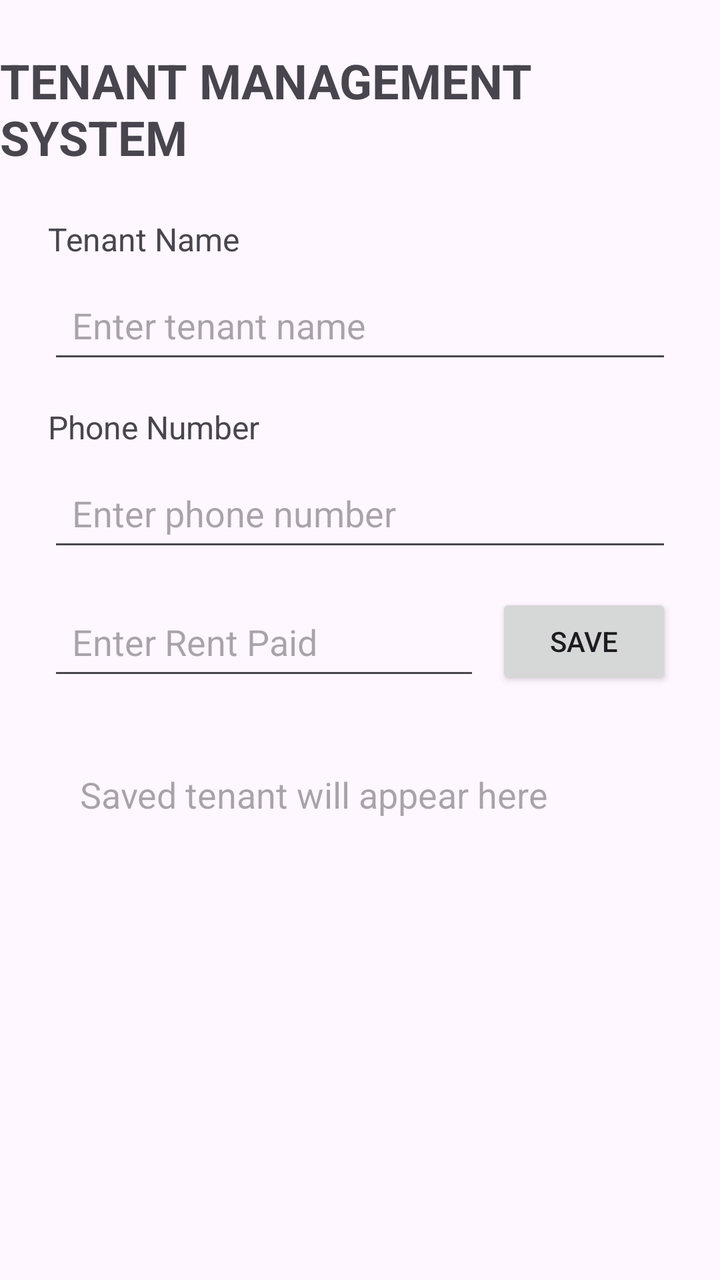
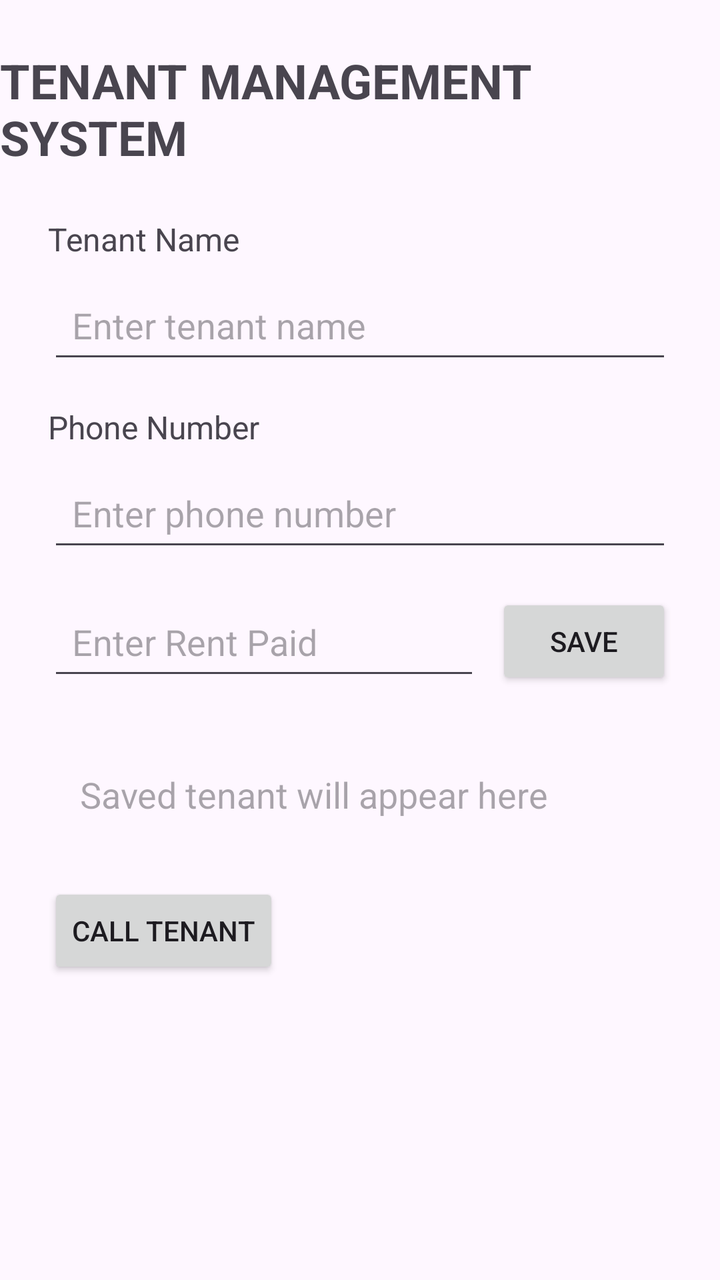

Screens rendered from an Android XML layout before and after an edit, with the pre-edit source and the edit as a unified diff.
<!-- AndroidManifest.xml: application theme Theme.TenantManagementSystem -->
<!-- res/layout/activity_main.xml -->
<?xml version="1.0" encoding="utf-8"?>
    <layout xmlns:android="http://schemas.android.com/apk/res/android"
    xmlns:app="http://schemas.android.com/apk/res-auto">

    <data>
        <variable
            name="tenant"
            type="com.example.tenantmanagementsystemgroupa.Tenant" />
    </data>

    <androidx.constraintlayout.widget.ConstraintLayout
        android:layout_width="match_parent"
        android:layout_height="match_parent">

        <TextView
            android:id="@+id/titleTextView"
            android:layout_width="wrap_content"
            android:layout_height="wrap_content"
            android:text="TENANT MANAGEMENT SYSTEM"
            android:textSize="24sp"
            android:textStyle="bold"
            android:layout_marginTop="24dp"
            app:layout_constraintTop_toTopOf="parent"
            app:layout_constraintStart_toStartOf="parent"
            app:layout_constraintEnd_toEndOf="parent" />

        <TextView
            android:id="@+id/tenantNameLabel"
            android:layout_width="wrap_content"
            android:layout_height="wrap_content"
            android:text="Tenant Name"
            android:textSize="16sp"
            android:layout_marginTop="24dp"
            android:layout_marginStart="24dp"
            app:layout_constraintTop_toBottomOf="@id/titleTextView"
            app:layout_constraintStart_toStartOf="parent" />

        <EditText
            android:id="@+id/tenantNameEditText"
            android:layout_width="0dp"
            android:layout_height="wrap_content"
            android:hint="Enter tenant name"
            android:minHeight="48dp"
            android:padding="12dp"
            android:layout_marginTop="8dp"


            android:layout_marginStart="24dp"
            android:layout_marginEnd="24dp"
            app:layout_constraintTop_toBottomOf="@id/tenantNameLabel"
            app:layout_constraintStart_toStartOf="parent"
            app:layout_constraintEnd_toEndOf="parent" />

        <TextView
            android:id="@+id/phoneLabel"
            android:layout_width="wrap_content"
            android:layout_height="wrap_content"
            android:text="Phone Number"
            android:textSize="16sp"
            android:layout_marginTop="16dp"
            android:layout_marginStart="24dp"
            app:layout_constraintTop_toBottomOf="@id/tenantNameEditText"
            app:layout_constraintStart_toStartOf="parent" />

        <EditText
            android:id="@+id/phoneEditText"
            android:layout_width="0dp"
            android:layout_height="wrap_content"
            android:hint="Enter phone number"
            android:inputType="phone"
            android:minHeight="48dp"
            android:padding="12dp"
            android:layout_marginTop="8dp"
            android:layout_marginStart="24dp"
            android:layout_marginEnd="24dp"
            app:layout_constraintTop_toBottomOf="@id/phoneLabel"
            app:layout_constraintStart_toStartOf="parent"
            app:layout_constraintEnd_toEndOf="parent" />

        <EditText
            android:id="@+id/rentEditText"
            android:layout_width="0dp"
            android:layout_height="wrap_content"
            android:hint="Enter Rent Paid"
            android:inputType="numberDecimal"
            android:minHeight="48dp"
            android:padding="12dp"
            android:layout_marginStart="24dp"
            android:layout_marginTop="16dp"
            android:layout_marginEnd="8dp"
            app:layout_constraintTop_toBottomOf="@id/phoneEditText"
            app:layout_constraintStart_toStartOf="parent"
            app:layout_constraintEnd_toStartOf="@id/saveButton" />

        <Button
            android:id="@+id/saveButton"
            android:layout_width="wrap_content"
            android:layout_height="wrap_content"
            android:text="SAVE"
            android:layout_marginEnd="24dp"
            app:layout_constraintTop_toTopOf="@id/rentEditText"
            app:layout_constraintEnd_toEndOf="parent" />

        <TextView
            android:id="@+id/tenantResultTextView"
            android:layout_width="0dp"
            android:layout_height="wrap_content"
            android:text="@{tenant.summary()}"
            android:hint="Saved tenant will appear here"
            android:textSize="18sp"
            android:padding="16dp"
            android:layout_margin="24dp"
            app:layout_constraintTop_toBottomOf="@id/rentEditText"
            app:layout_constraintStart_toStartOf="parent"
            app:layout_constraintEnd_toEndOf="parent" />


    </androidx.constraintlayout.widget.ConstraintLayout>
</layout>
<!-- resources referenced by this layout -->
<resources>
  <style name="Theme.TenantManagementSystem" parent="Base.Theme.TenantManagementSystem" />
  <style name="Base.Theme.TenantManagementSystem" parent="Theme.Material3.DayNight.NoActionBar">
          
          
      </style>
</resources>

<!-- the commit's change to res/layout/activity_main.xml (unified diff, before → after) -->
@@ -5,7 +5,7 @@
     <data>
         <variable
             name="tenant"
-            type="com.example.tenantmanagementsystemgroupa.Tenant" />
+            type="com.example.tenantmanagementsystem.Tenant" />
     </data>
 
     <androidx.constraintlayout.widget.ConstraintLayout
@@ -114,6 +114,16 @@
             app:layout_constraintStart_toStartOf="parent"
             app:layout_constraintEnd_toEndOf="parent" />
 
+        <Button
+            android:id="@+id/callButton"
+            android:layout_width="wrap_content"
+            android:layout_height="wrap_content"
+            android:text="CALL TENANT"
+            android:layout_marginTop="16dp"
+            android:layout_marginStart="24dp"
+            app:layout_constraintTop_toBottomOf="@id/tenantResultTextView"
+            app:layout_constraintStart_toStartOf="parent" />
+
 
     </androidx.constraintlayout.widget.ConstraintLayout>
 </layout>
